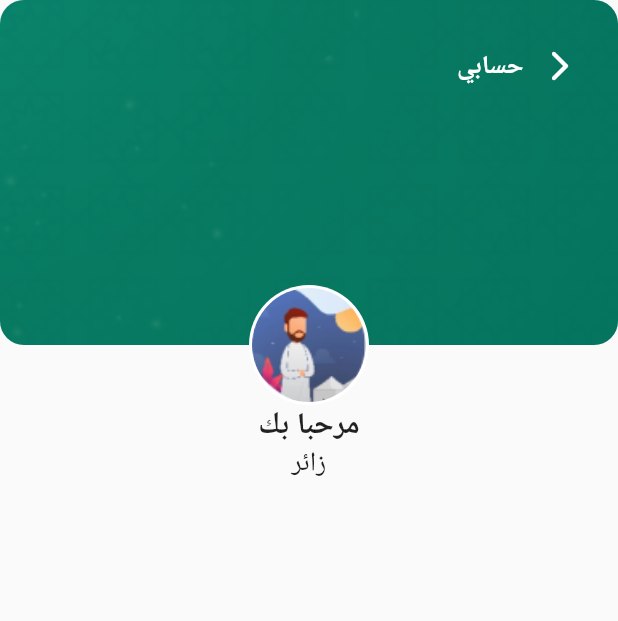
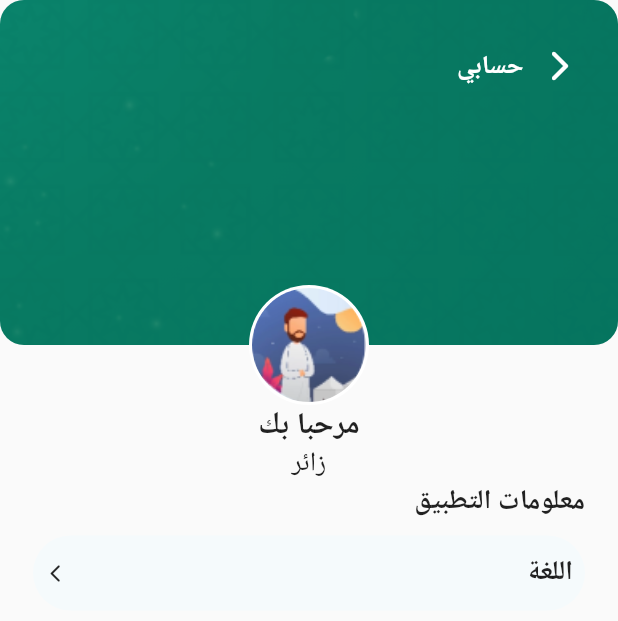
Before and after one commit to ammarelgml/Mosques-Guide-FlutterApp, a Flutter app: the screen it shows after launch, on a phone screen of 412 x 824 dp. Shown: the top 621 px of the screen. Run offline on Flutter 3.47's test engine with Material 2 defaults, Android fonts, the phone set to English and light mode, and no system bars; our stand-ins replace get, location; statements that could not run were skipped.

Commit message:
Create Reusable Button

```diff
--- a/lib/view/settings/index.dart
+++ b/lib/view/settings/index.dart
@@ -1,4 +1,5 @@
 import 'package:flutter/material.dart';
+import 'package:mosques_guide_app/view/settings/widgets/button.dart';
 import 'package:mosques_guide_app/view/settings/widgets/header_section.dart';
 
 class Settings extends StatelessWidget {
@@ -8,9 +9,29 @@ class Settings extends StatelessWidget {
   Widget build(BuildContext context) {
     return Scaffold(
         body: Column(
+      crossAxisAlignment: CrossAxisAlignment.end,
       children: <Widget>[
         SettingsHeader(),
+        Padding(
+          padding: const EdgeInsets.symmetric(horizontal: 22.0),
+          child: Column(
+            children: <Widget>[
+              const Align(
+                alignment: Alignment.centerRight,
+                child: Text(
+                  "معلومات التطبيق",
+                  style: TextStyle(fontSize: 18, fontWeight: FontWeight.bold),
+                ),
+              ),
+              Button(onPressed: onPressed, title: "اللغة"),
+            ],
+          ),
+        )
       ],
     ));
   }
+
+  onPressed() {
+    print("ClickMe");
+  }
 }
--- /dev/null
+++ b/lib/view/settings/widgets/button.dart
@@ -0,0 +1,45 @@
+import 'package:flutter/material.dart';
+
+class Button extends StatelessWidget {
+  final VoidCallback onPressed;
+  final String title;
+  // const Button({Key? key}) : super(key: key);
+  const Button({required this.onPressed, required this.title});
+  @override
+  Widget build(BuildContext context) {
+    return MaterialButton(
+      onPressed: onPressed,
+      child: Ink(
+        padding: const EdgeInsets.all(8.0),
+        width: double.infinity,
+        height: 50,
+        decoration: BoxDecoration(
+          borderRadius: BorderRadius.circular(30.0),
+          color: const Color(0xffF5FAFC),
+        ),
+        child: Row(
+          mainAxisAlignment: MainAxisAlignment.spaceBetween,
+          crossAxisAlignment: CrossAxisAlignment.center,
+          children: [
+            const Icon(
+              Icons.arrow_back_ios_rounded,
+              size: 14,
+            ),
+            Text(
+              title,
+              textDirection: TextDirection.rtl,
+              style: const TextStyle(
+                fontWeight: FontWeight.bold,
+                fontSize: 18,
+              ),
+            ),
+          ],
+        ),
+      ),
+      padding: const EdgeInsets.symmetric(vertical: 10, horizontal: 0.0),
+      shape: RoundedRectangleBorder(
+        borderRadius: BorderRadius.circular(32.0),
+      ),
+    );
+  }
+}
```
